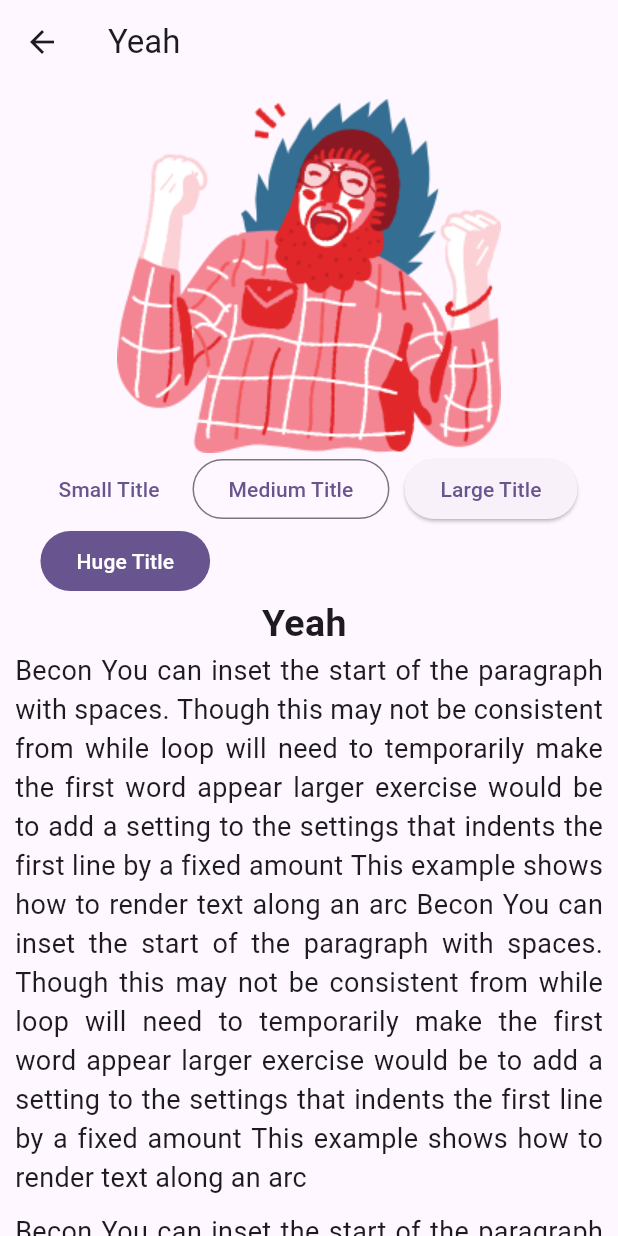
After one commit to Dilshan189/flutter_miniproject, a Flutter app: the screen it shows after launch, after a tap on "Yeah", on a phone screen of 412 x 824 dp. The commit adds this screen. Run offline on Flutter 3.47's test engine with Material 3 defaults, Android fonts, the phone set to English and light mode, and no system bars.

Commit message:
add button

```diff
--- a/lib/core/constan.dart
+++ b/lib/core/constan.dart
@@ -2,3 +2,6 @@ const double kDouble5 = 5.0;
 const double kDouble10 = 10.0;
 const double kDouble20 = 20.0;
 const double kDouble40 = 40.0;
+
+
+const String beconDescription = 'Becon You can inset the start of the paragraph with spaces. Though this may not be consistent from while loop will need to temporarily make the first word appear larger exercise would be to add a setting to the settings that indents the first line by a fixed amount This example shows how to render text along an arc Becon You can inset the start of the paragraph with spaces. Though this may not be consistent from while loop will need to temporarily make the first word appear larger exercise would be to add a setting to the settings that indents the first line by a fixed amount This example shows how to render text along an arc ';
--- a/lib/main.dart
+++ b/lib/main.dart
@@ -1,5 +1,5 @@
 import 'package:flutter/material.dart';
-import 'homepage.dart';
+import 'pages/homepage.dart';
 
 void main() {
   runApp(const MyApp());
--- /dev/null
+++ b/lib/pages/discription_page.dart
@@ -0,0 +1,99 @@
+import 'package:flutter/cupertino.dart';
+import 'package:flutter/material.dart';
+import 'package:flutter/widgets.dart';
+import 'package:normalproject/class/item_class.dart';
+import 'package:normalproject/core/constan.dart';
+
+class Desciptionpage extends StatefulWidget {
+  const Desciptionpage({
+    super.key,
+    required this.box,
+  });
+
+  final ItemClass box;
+
+  @override
+  State<Desciptionpage> createState() => _DesciptionpageState();
+}
+
+class _DesciptionpageState extends State<Desciptionpage> {
+  double fontSizeCustom = 25;
+  @override
+  Widget build(BuildContext context) {
+    return Scaffold(
+      appBar: AppBar(
+        //automaticallyImplyLeading: false, ///Appbar arrow key close///
+        title: Text(widget.box.title),
+      ),
+      body: SingleChildScrollView(
+        child: Padding(
+          padding: const EdgeInsets.all(kDouble10),
+          child: Column(
+            children: [
+              Image.asset(widget.box.imagePath),
+              Wrap(
+                spacing: kDouble10,
+                children: [
+                  TextButton(
+                    onPressed: () {
+
+                    },
+                    child: const Text('Small Title'),
+                  ),
+
+
+                  OutlinedButton(
+                    onPressed: () {},
+                    child: const Text('Medium Title'),
+                  ),
+
+
+                  ElevatedButton(
+                    onPressed: () {},
+                    child: const Text('Large Title'),
+                  ),
+
+
+                  FilledButton(
+                    onPressed: () {
+                      setState(() {
+
+                      });
+                      fontSizeCustom =200;
+                    },
+                    child: const Text('Huge Title'),
+                  ),
+
+                ],
+              ),
+              FittedBox(
+                child: Text(
+                  widget.box.title,
+                  style: TextStyle(
+                    fontSize: fontSizeCustom ,
+                    fontWeight: FontWeight.bold,
+                  ),
+                ),
+              ),
+              const Text(
+                beconDescription,
+                style: TextStyle(
+                  fontSize: 18,
+                ),
+                textAlign: TextAlign.justify,
+              ),
+              const SizedBox(height: kDouble10),
+              const Text(
+                beconDescription,
+                style: TextStyle(
+                  fontSize: 18,
+                ),
+                textAlign: TextAlign.justify,
+              ),
+            ],
+          ),
+        ),
+      ),
+    );
+  }
+}
--- a/lib/widget/card_widget.dart
+++ b/lib/widget/card_widget.dart
@@ -1,5 +1,6 @@
 import 'package:flutter/material.dart';
 import 'package:normalproject/class/item_class.dart';
+import 'package:normalproject/pages/discription_page.dart';
 import '../core/constan.dart';
 
 
@@ -9,11 +10,20 @@ class CardWidget extends StatelessWidget {
   });
   final ItemClass box;
 
+  @override
+  Widget build(BuildContext context) {
+    return GestureDetector(
+      onTap: () {
+          Navigator.push(context, MaterialPageRoute(builder: (context) {
+            return  Desciptionpage(
+                box:box);  ///(Description page rout)////
+              },
+            ),
+          );
+      },
 
 
-  @override
-  Widget build(BuildContext context) {
-    return Card(
+      child: Card(
           child: Container(
               padding:  const EdgeInsets.all(8.0),
               width: double.infinity,
@@ -27,11 +37,14 @@ class CardWidget extends StatelessWidget {
                         fontSize: 22,
                         fontWeight: FontWeight.bold),
                   ),
-                const Text(' This is the Description'),
+                   Text(' This is the ${box.title} Description'),
                   const SizedBox(height: kDouble10),
                 ],
               )
           ),
+        ),
     );
+
+    ///end today
   }
 }
```
Also changed, not shown: lib/pages/homepage.dart (renamed from lib/homepage.dart, +4 -5 lines), pubspec.yaml (+7 -0 lines), assets/icon/icon.png (added), pubspec.lock, 17 other files. Lines whose indentation alone changed are shown as unchanged.
